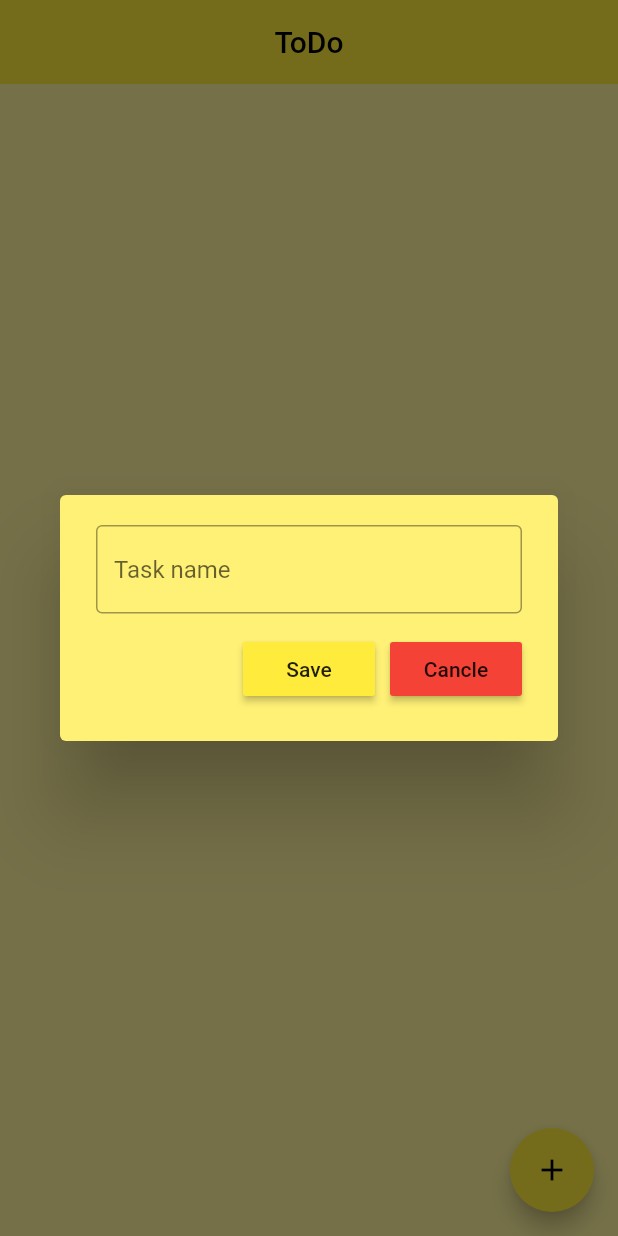
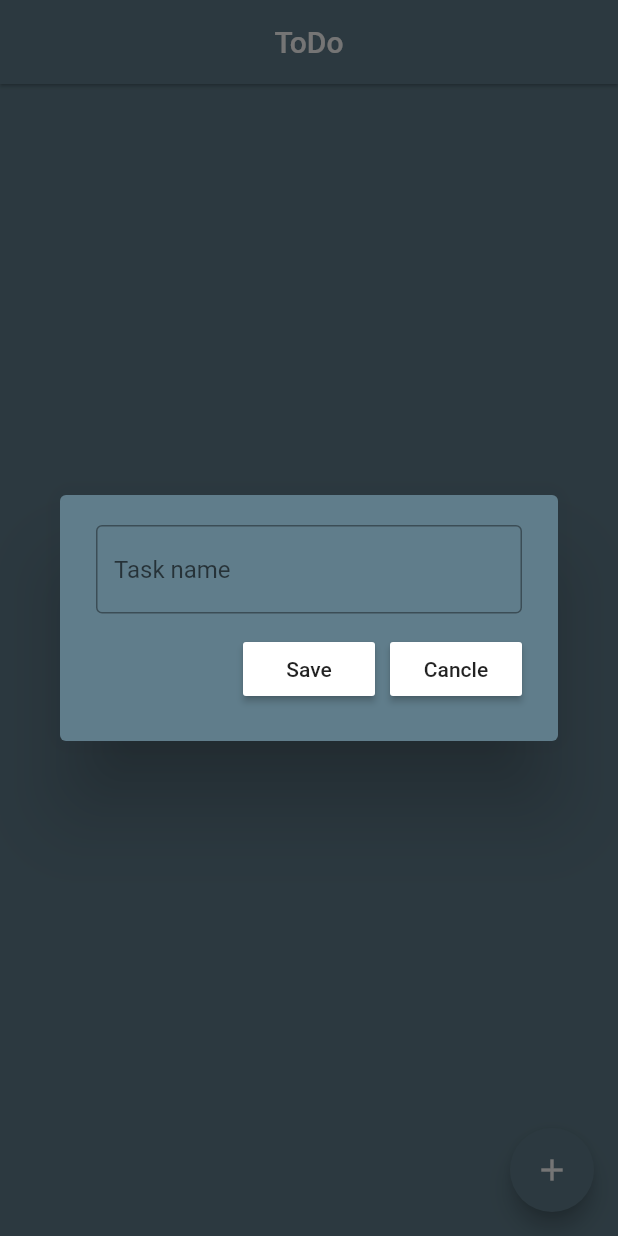
Before and after one commit to mrreiaz/todoapps, a Flutter app: the screen it shows after launch, after a tap on the "add" icon, on a phone screen of 412 x 824 dp. Run offline on Flutter 3.47's test engine with Material 2 defaults, Android fonts, the phone set to English and light mode, and no system bars; our stand-ins replace flutter_slidable, hive, hive_flutter; accounts and stored records are empty.

```diff
--- a/lib/main.dart
+++ b/lib/main.dart
@@ -19,7 +19,9 @@ class MyApp extends StatelessWidget {
     return MaterialApp(
       debugShowCheckedModeBanner: false,
       home: HomePage(),
-      theme: ThemeData(primarySwatch: Colors.yellow),
+      theme: ThemeData(
+        primarySwatch: Colors.blueGrey,
+      ),
     );
   }
 }
--- a/lib/screens/home_page.dart
+++ b/lib/screens/home_page.dart
@@ -20,7 +20,7 @@ class _HomePageState extends State<HomePage> {
   ToDoDatabase db = ToDoDatabase();
   // text controller
   final _controller = TextEditingController();
-  var _editController = TextEditingController(text: "s");
+  var _editController = TextEditingController(text: "");
 
   @override
   void initState() {
@@ -36,9 +36,6 @@ class _HomePageState extends State<HomePage> {
   }
 
   void checkBoxIsClicked(bool? value, int index) {
-    //print(value);
-    print(index);
-
     setState(() {
       db.todoList[index][1] = !db.todoList[index][1];
     });
@@ -79,7 +76,6 @@ class _HomePageState extends State<HomePage> {
   void saveNewTask() {
     setState(() {
       db.todoList.insert(0, [_controller.text, false]);
-      //db.todoList.add([_controller.text, false]);
       _controller.clear();
     });
     db.updateData();
@@ -111,13 +107,12 @@ class _HomePageState extends State<HomePage> {
   }
 
   Widget build(BuildContext context) {
-    //final reversedTodoList = List.from(db.todoList.reversed);
     final reversedTodoList = db.todoList;
 
     return Scaffold(
-      backgroundColor: Colors.yellow[200],
+      backgroundColor: Theme.of(context).primaryColor,
       appBar: AppBar(
-        elevation: 0,
+        elevation: 1,
         title: Center(child: Text('ToDo')),
       ),
       floatingActionButton: FloatingActionButton(
@@ -125,16 +120,10 @@ class _HomePageState extends State<HomePage> {
         child: Icon(Icons.add),
       ),
       body: SafeArea(
-        child: Align(
-          alignment: Alignment.topCenter,
-          child: Container(
-            //alignment: Alignment.bottomRight,
-            height: 700,
         child: ListView.builder(
           itemCount: db.todoList.length,
           //reverse: true,
           itemBuilder: (context, index) {
-                //print(reversedTodoList[index]);
             return ToDoTail(
               taskName: reversedTodoList[index][0],
               taskCompletd: reversedTodoList[index][1],
@@ -145,8 +134,6 @@ class _HomePageState extends State<HomePage> {
           },
         ),
       ),
-        ),
-      ),
     );
   }
 }
--- a/lib/utils/dialig_box.dart
+++ b/lib/utils/dialig_box.dart
@@ -16,7 +16,7 @@ class DialogBox extends StatelessWidget {
   Widget build(BuildContext context) {
     return AlertDialog(
       clipBehavior: Clip.hardEdge,
-      backgroundColor: Colors.yellow[300],
+      backgroundColor: Theme.of(context).primaryColor,
       content: Container(
         height: 120,
         width: 350,
--- a/lib/utils/my_btns.dart
+++ b/lib/utils/my_btns.dart
@@ -13,7 +13,8 @@ class MyBtns extends StatelessWidget {
   Widget build(BuildContext context) {
     return MaterialButton(
       onPressed: onPressed,
-      color: text == 'Save' ? Theme.of(context).primaryColor : Colors.red,
+      //color: text == 'Save' ? Theme.of(context).primaryColor : Colors.red,
+      color: Colors.white,
       child: Text(text),
     );
   }
--- a/lib/utils/todo_tail.dart
+++ b/lib/utils/todo_tail.dart
@@ -49,7 +49,7 @@ class _ToDoTailState extends State<ToDoTail> {
         child: Container(
           padding: EdgeInsets.all(20.0),
           decoration: BoxDecoration(
-            color: Colors.yellow[400],
+            color: Colors.white,
             borderRadius: BorderRadius.circular(10.0),
           ),
           child: Row(
--- a/pubspec.yaml
+++ b/pubspec.yaml
@@ -17,6 +17,7 @@ dependencies:
   hive: ^2.2.3
   hive_flutter: ^1.1.0
   hive_generator: ^2.0.1
+  flutter_launcher_icons: ^0.13.1
 
 dev_dependencies:
   flutter_test:
```
Also changed, not shown: flutter_launcher_icons.yaml (added, +8 -0 lines), images/todo.png (added), pubspec.lock, 27 other files. Lines whose indentation alone changed are shown as unchanged.
